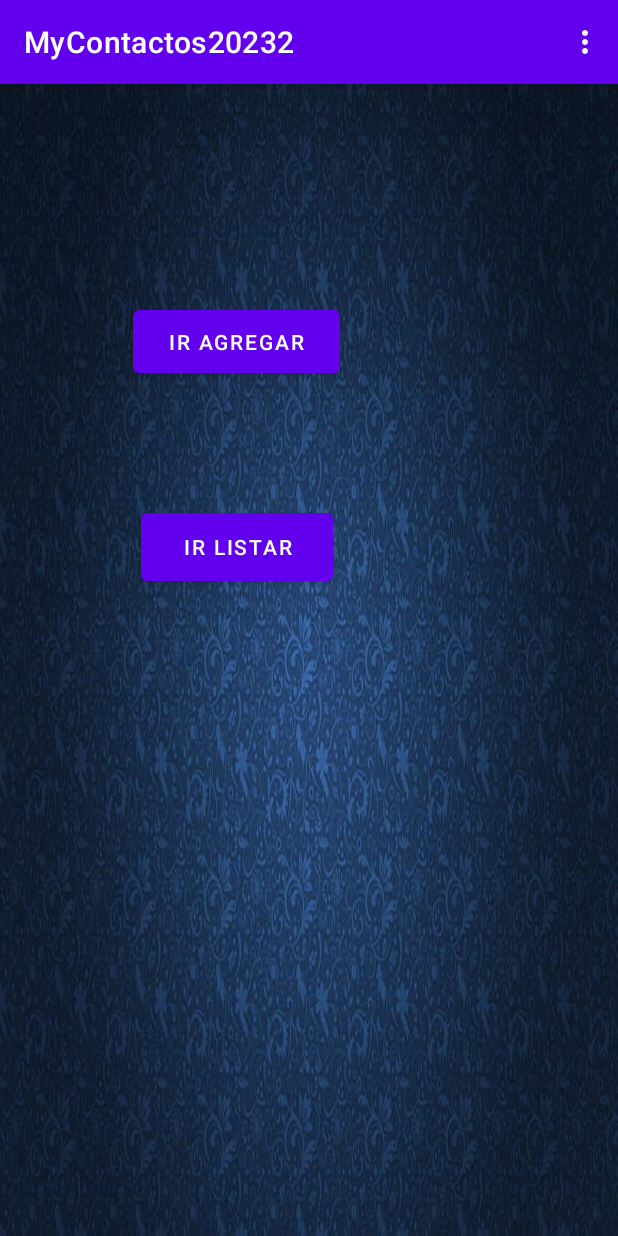
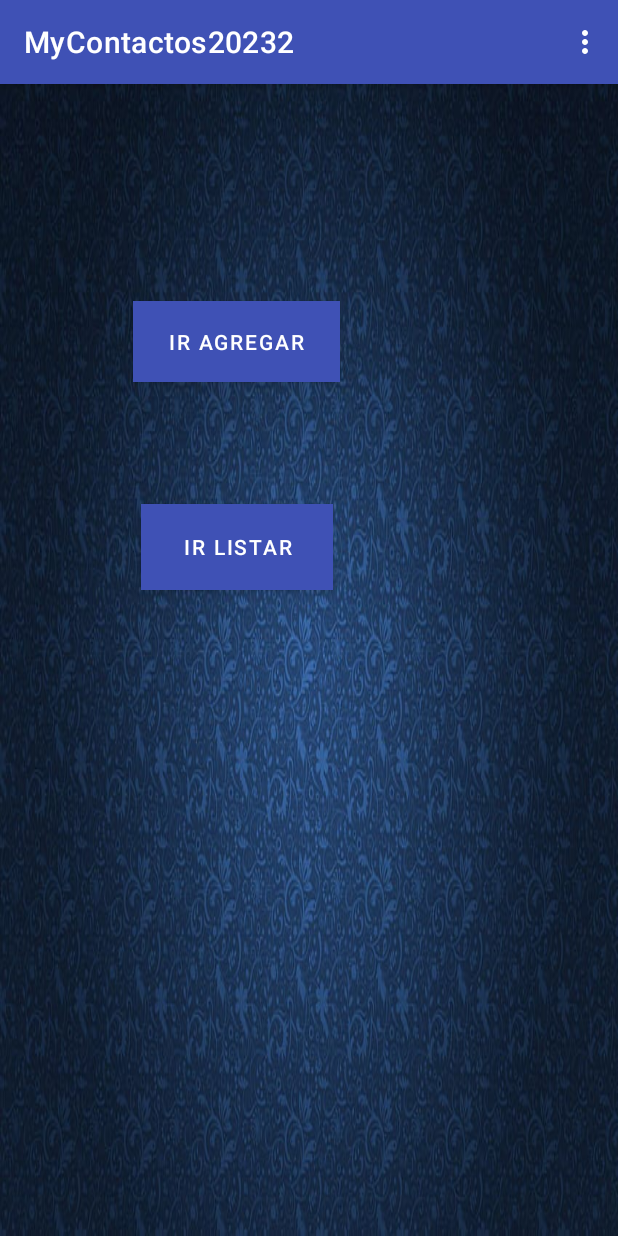
Before and after one commit to NaoDekoNeko/DesarrolloMovil, an Android app: the screen it shows after launch (MainActivity), on a phone screen of 412 x 824 dp. Run offline under Robolectric (Android 15) with nearby library versions, the phone set to English and light mode, and no system bars.

Commit message:
terminado mod sqlite v2 con img

```diff
--- a/MyContactos20232/app/src/main/java/com/example/mycontactos20232/AgregarContactoLista.java
+++ b/MyContactos20232/app/src/main/java/com/example/mycontactos20232/AgregarContactoLista.java
@@ -36,19 +36,19 @@ public class AgregarContactoLista extends AppCompatActivity {
                         Contacto c = new Contacto((int) id, nombre, alias, tipo);
                         MainActivity.miscontactos.add(c);
                         mensaje ="Contacto Agregado";
-                        Toast.makeText(getApplicationContext(),mensaje,Toast.LENGTH_LONG).show();
+                        Toast.makeText(getApplicationContext(),mensaje,Toast.LENGTH_SHORT).show();
                         txtnombre.setText("");
                         txtalias.setText("");
                         Intent intent = new Intent(getApplicationContext(),ListarContacto.class);
                         startActivity(intent);
                     } else {
                         mensaje ="Error al agregar contacto";
-                        Toast.makeText(getApplicationContext(),mensaje,Toast.LENGTH_LONG).show();
+                        Toast.makeText(getApplicationContext(),mensaje,Toast.LENGTH_SHORT).show();
                     }
                 }
                 else{
                     mensaje ="Ingrese un nombre";
-                    Toast.makeText(getApplicationContext(),mensaje,Toast.LENGTH_LONG).show();
+                    Toast.makeText(getApplicationContext(),mensaje,Toast.LENGTH_SHORT).show();
                 }
             }
         });
--- a/MyContactos20232/app/src/main/java/com/example/mycontactos20232/EditContactActivity.java
+++ b/MyContactos20232/app/src/main/java/com/example/mycontactos20232/EditContactActivity.java
@@ -43,13 +43,13 @@ public class EditContactActivity extends AppCompatActivity {
                     c.setTipo(tipo);
 
                     String mensaje ="Contacto Actualizado";
-                    Toast.makeText(getApplicationContext(),mensaje,Toast.LENGTH_LONG).show();
+                    Toast.makeText(getApplicationContext(),mensaje,Toast.LENGTH_SHORT).show();
 
                     Intent intent = new Intent(getApplicationContext(),ListarContacto.class);
                     startActivity(intent);
                 } else {
                     String mensaje ="Error al actualizar contacto";
-                    Toast.makeText(getApplicationContext(),mensaje,Toast.LENGTH_LONG).show();
+                    Toast.makeText(getApplicationContext(),mensaje,Toast.LENGTH_SHORT).show();
                 }
             }
         });
--- a/MyContactos20232/app/src/main/java/com/example/mycontactos20232/ListarContacto.java
+++ b/MyContactos20232/app/src/main/java/com/example/mycontactos20232/ListarContacto.java
@@ -67,7 +67,7 @@ public class ListarContacto extends AppCompatActivity {
                     myAdaptador.notifyDataSetChanged();  // Notificas al adaptador sobre los cambios en los datos
                 } else {
                     String mensaje ="Error al eliminar contacto";
-                    Toast.makeText(getApplicationContext(),mensaje,Toast.LENGTH_LONG).show();
+                    Toast.makeText(getApplicationContext(),mensaje,Toast.LENGTH_SHORT).show();
                 }
                 return true;
             default:
--- a/MyContactos20232/app/src/main/res/layout/activity_editar_contacto_listado.xml
+++ b/MyContactos20232/app/src/main/res/layout/activity_editar_contacto_listado.xml
@@ -9,6 +9,7 @@
         android:id="@+id/btneditarcontacto"
         android:layout_width="wrap_content"
         android:layout_height="wrap_content"
+        android:background="#3F51B5"
         android:text="Editar"
         app:layout_constraintBottom_toBottomOf="parent"
         app:layout_constraintEnd_toEndOf="parent"
--- a/MyContactos20232/app/src/main/res/layout/activity_main.xml
+++ b/MyContactos20232/app/src/main/res/layout/activity_main.xml
@@ -17,7 +17,8 @@
         app:layout_constraintHorizontal_bias="0.324"
         app:layout_constraintStart_toStartOf="parent"
         app:layout_constraintTop_toTopOf="parent"
-        app:layout_constraintVertical_bias="0.203" />
+        app:layout_constraintVertical_bias="0.203"
+        android:background="@color/blue"/>
 
     <Button
         android:id="@+id/btnirListar"
@@ -29,6 +30,7 @@
         app:layout_constraintHorizontal_bias="0.332"
         app:layout_constraintStart_toStartOf="parent"
         app:layout_constraintTop_toTopOf="parent"
-        app:layout_constraintVertical_bias="0.394" />
+        app:layout_constraintVertical_bias="0.394"
+        android:background="@color/blue"/>
 
 </androidx.constraintlayout.widget.ConstraintLayout>
--- a/MyContactos20232/app/src/main/res/values-night/themes.xml
+++ b/MyContactos20232/app/src/main/res/values-night/themes.xml
@@ -2,8 +2,8 @@
     <!-- Base application theme. -->
     <style name="Theme.MyContactos20232" parent="Theme.MaterialComponents.DayNight.DarkActionBar">
         <!-- Primary brand color. -->
-        <item name="colorPrimary">@color/purple_200</item>
-        <item name="colorPrimaryVariant">@color/purple_700</item>
+        <item name="colorPrimary">@color/blue</item>
+        <item name="colorPrimaryVariant">@color/blue</item>
         <item name="colorOnPrimary">@color/black</item>
         <!-- Secondary brand color. -->
         <item name="colorSecondary">@color/teal_200</item>
--- a/MyContactos20232/app/src/main/res/values/colors.xml
+++ b/MyContactos20232/app/src/main/res/values/colors.xml
@@ -7,4 +7,5 @@
     <color name="teal_700">#FF018786</color>
     <color name="black">#FF000000</color>
     <color name="white">#FFFFFFFF</color>
+    <color name="blue">#FF3F51B5</color>
 </resources>
--- a/MyContactos20232/app/src/main/res/values/themes.xml
+++ b/MyContactos20232/app/src/main/res/values/themes.xml
@@ -2,8 +2,8 @@
     <!-- Base application theme. -->
     <style name="Theme.MyContactos20232" parent="Theme.MaterialComponents.DayNight.DarkActionBar">
         <!-- Primary brand color. -->
-        <item name="colorPrimary">@color/purple_500</item>
-        <item name="colorPrimaryVariant">@color/purple_700</item>
+        <item name="colorPrimary">@color/blue</item>
+        <item name="colorPrimaryVariant">@color/blue</item>
         <item name="colorOnPrimary">@color/white</item>
         <!-- Secondary brand color. -->
         <item name="colorSecondary">@color/teal_200</item>
```
Also changed, not shown: MyContactos20232/app/src/main/java/com/example/mycontactos20232/MyAdaptador.java (+19 -0 lines), MyContactos20232/app/src/main/res/layout/misfilas.xml (+28 -12 lines), MyContactos20232/app/src/main/res/drawable/sample.png (added).
